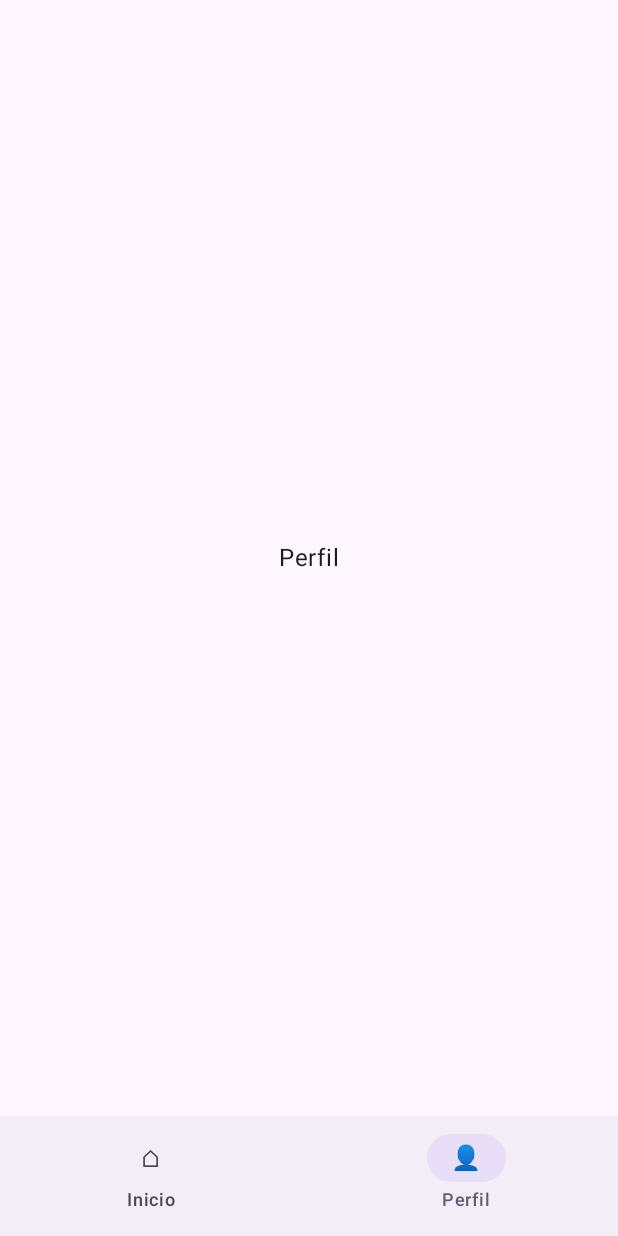
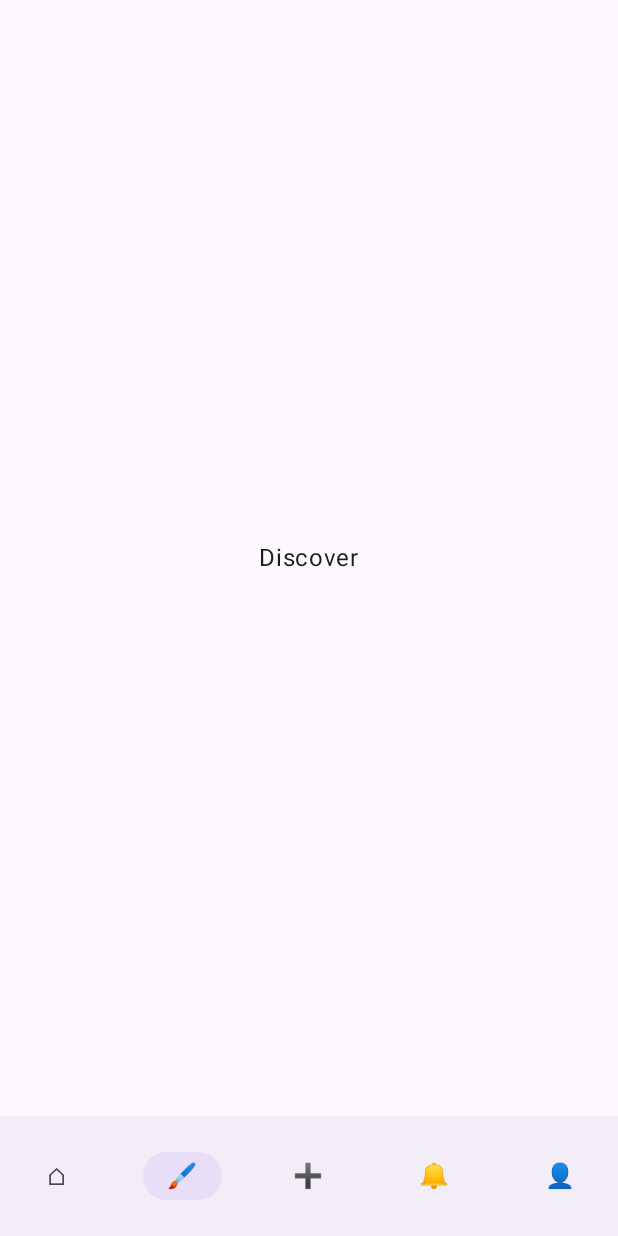
Before and after one commit to lucass-05/MyPalette, an Android app built with Jetpack Compose: the screen it shows after launch (MainActivity), item 2 of the bottom bar chosen, on a phone screen of 412 x 824 dp. Run offline under Robolectric (Android 15) with nearby library versions, the phone set to English and light mode, and no system bars.

Commit message:
pantallas principales

```diff
--- a/shared/src/commonMain/kotlin/com/example/palette/GreetingUtil.kt
+++ /dev/null
@@ -1,4 +0,0 @@
-package com.example.palette
-
-fun sayHello(to: String): String =
-    "Hello, $to!"
--- a/shared/src/commonMain/kotlin/com/example/palette/navigation/AppNavigation.kt
+++ b/shared/src/commonMain/kotlin/com/example/palette/navigation/AppNavigation.kt
@@ -1,5 +1,6 @@
 package com.example.palette.navigation
 
+import androidx.compose.foundation.layout.fillMaxSize
 import androidx.compose.foundation.layout.padding
 import androidx.compose.material3.NavigationBar
 import androidx.compose.material3.NavigationBarItem
@@ -11,67 +12,50 @@ import androidx.compose.runtime.mutableStateOf
 import androidx.compose.runtime.saveable.rememberSaveable
 import androidx.compose.runtime.setValue
 import androidx.compose.ui.Modifier
+import com.example.palette.screens.ActivityScreen
+import com.example.palette.screens.DiscoverScreen
 import com.example.palette.screens.HomeScreen
+import com.example.palette.screens.LogScreen
 import com.example.palette.screens.ProfileScreen
 
-enum class AppPage {
-    HOME,
-    PROFILE
+enum class Screen {
+    HOME, DISCOVER, LOG, ACTIVITY, PROFILE
 }
 
 @Composable
 fun AppNavigation() {
+    var currentScreen by rememberSaveable { mutableStateOf(Screen.HOME) } // se inicia en Home
 
-    var currentPage by rememberSaveable {
-        mutableStateOf(AppPage.HOME)
-    }
-
+    // barra de abajo con iconos
     Scaffold(
         bottomBar = {
             NavigationBar {
-
-                NavigationBarItem(
-                    selected = currentPage == AppPage.HOME,
-                    onClick = {
-                        currentPage = AppPage.HOME
-                    },
-                    icon = {
-                        Text("⌂")
-                    },
-                    label = {
-                        Text("Inicio")
-                    }
-                )
-
-                NavigationBarItem(
-                    selected = currentPage == AppPage.PROFILE,
-                    onClick = {
-                        currentPage = AppPage.PROFILE
-                    },
-                    icon = {
-                        Text("👤")
-                    },
-                    label = {
-                        Text("Perfil")
-                    }
-                )
+                Screen.entries.forEach { screen ->
+                    NavigationBarItem(
+                        icon = { Text(getIconForScreen(screen)) }, // emojis temporales TODO poner iconos
+                        selected = currentScreen == screen,
+                        onClick = { currentScreen = screen }
+                    )
+                }
             }
         }
     ) { paddingValues ->
-
-        when (currentPage) {
-
-            AppPage.HOME -> {
-                HomeScreen(
-                    modifier = Modifier.padding(paddingValues)
-                )
-            }
-
-            AppPage.PROFILE -> {
-                ProfileScreen(
-                    modifier = Modifier.padding(paddingValues)
-                )
-            }
+        when (currentScreen) {
+            Screen.HOME -> HomeScreen(modifier = Modifier.padding(paddingValues).fillMaxSize())
+            Screen.DISCOVER -> DiscoverScreen(modifier = Modifier.padding(paddingValues).fillMaxSize())
+            Screen.LOG -> LogScreen(modifier = Modifier.padding(paddingValues).fillMaxSize())
+            Screen.ACTIVITY -> ActivityScreen(modifier = Modifier.padding(paddingValues).fillMaxSize())
+            Screen.PROFILE -> ProfileScreen(modifier = Modifier.padding(paddingValues).fillMaxSize())
         }
     }
 }
+
+fun getIconForScreen(screen: Screen): String {
+    return when (screen) {
+        Screen.HOME -> "⌂"
+        Screen.DISCOVER -> "🖌️"
+        Screen.LOG -> "➕"
+        Screen.ACTIVITY -> "🔔"
+        Screen.PROFILE -> "👤"
+    }
+}
--- /dev/null
+++ b/shared/src/commonMain/kotlin/com/example/palette/screens/DiscoverScreen.kt
@@ -0,0 +1,22 @@
+package com.example.palette.screens
+
+import androidx.compose.foundation.layout.*
+import androidx.compose.material3.Text
+import androidx.compose.runtime.Composable
+import androidx.compose.ui.Alignment
+import androidx.compose.ui.Modifier
+
+@Composable
+fun DiscoverScreen(
+    modifier: Modifier = Modifier
+) {
+    Column(
+        modifier = modifier,
+        horizontalAlignment = Alignment.CenterHorizontally,
+        verticalArrangement = Arrangement.Center
+    ) {
+        Text(
+            text = "Discover"
+        )
+    }
+}
--- a/shared/src/commonMain/kotlin/com/example/palette/screens/HomeScreen.kt
+++ b/shared/src/commonMain/kotlin/com/example/palette/screens/HomeScreen.kt
@@ -1,8 +1,6 @@
 package com.example.palette.screens
 
-import androidx.compose.foundation.layout.Arrangement
-import androidx.compose.foundation.layout.Column
-import androidx.compose.foundation.layout.fillMaxSize
+import androidx.compose.foundation.layout.*
 import androidx.compose.material3.Text
 import androidx.compose.runtime.Composable
 import androidx.compose.ui.Alignment
@@ -13,7 +11,7 @@ fun HomeScreen(
     modifier: Modifier = Modifier
 ) {
     Column(
-        modifier = modifier.fillMaxSize(),
+        modifier = modifier,
         horizontalAlignment = Alignment.CenterHorizontally,
         verticalArrangement = Arrangement.Center
     ) {
--- a/shared/src/commonMain/kotlin/com/example/palette/screens/ProfileScreen.kt
+++ b/shared/src/commonMain/kotlin/com/example/palette/screens/ProfileScreen.kt
@@ -1,8 +1,6 @@
 package com.example.palette.screens
 
-import androidx.compose.foundation.layout.Arrangement
-import androidx.compose.foundation.layout.Column
-import androidx.compose.foundation.layout.fillMaxSize
+import androidx.compose.foundation.layout.*
 import androidx.compose.material3.Text
 import androidx.compose.runtime.Composable
 import androidx.compose.ui.Alignment
@@ -13,12 +11,12 @@ fun ProfileScreen(
     modifier: Modifier = Modifier
 ) {
     Column(
-        modifier = modifier.fillMaxSize(),
+        modifier = modifier,
         horizontalAlignment = Alignment.CenterHorizontally,
         verticalArrangement = Arrangement.Center
     ) {
         Text(
-            text = "Perfil"
+            text = "Profile"
         )
     }
 }
```
Also changed, not shown: shared/src/commonMain/kotlin/com/example/palette/Greeting.kt (deleted, +0 -9 lines), shared/src/commonMain/kotlin/com/example/palette/screens/ActivityScreen.kt (added, +22 -0 lines), shared/src/commonMain/kotlin/com/example/palette/screens/LogScreen.kt (added, +22 -0 lines).
